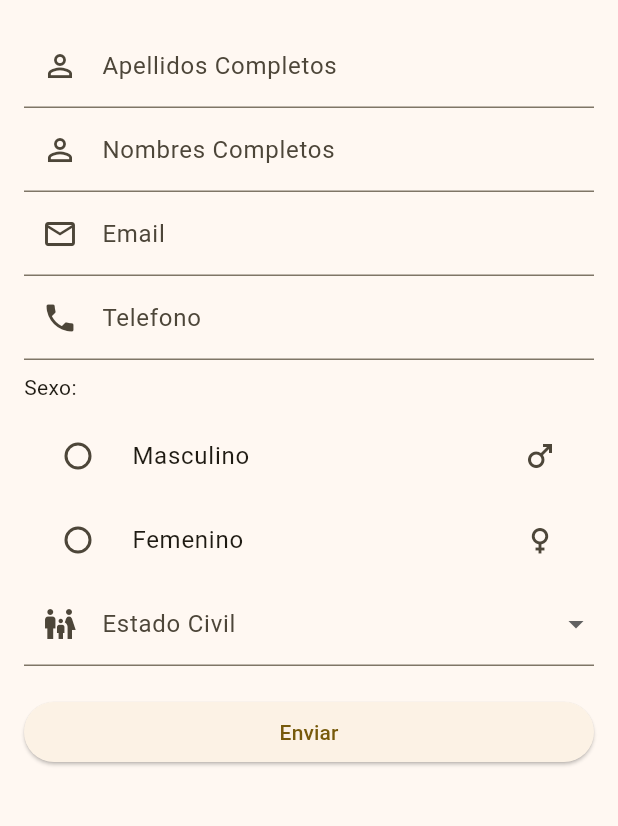
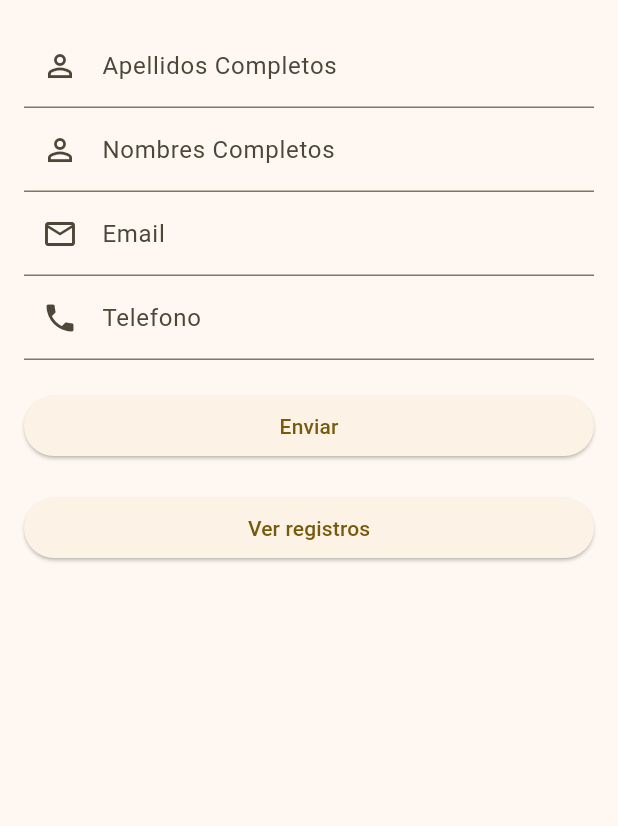
Before and after one commit to AMasiasLeen/Aplicacion_Flutter, a Flutter app: the MyHomePage screen opened directly, on a phone screen of 412 x 824 dp, the part 84-910 px from its top. Run offline on Flutter 3.47's test engine with Material 3 defaults, Android fonts, the light colour scheme and no system bars; our stand-ins replace google_maps_flutter, sqflite; accounts and stored records are empty; network calls fail.

Commit message:
Update.
- Se realizan corrijen errores en el archivo de base de datos
- Se añade una vista para los registros de clientes

```diff
--- a/lib/cliente_form.dart
+++ b/lib/cliente_form.dart
@@ -1,51 +1,58 @@
 import 'package:flutter/material.dart';
 import 'database_cuarto.dart';
 import 'menu_form.dart';
+import 'cliente_list.dart';
 
 class MyHomePage extends StatefulWidget {
   _MyHomePageState createState() => _MyHomePageState();
 }
 
 class _MyHomePageState extends State<MyHomePage> {
-  final _formkey =GlobalKey<FormState>();
+  final _formkey = GlobalKey<FormState>();
   final _apellidoController = TextEditingController();
   final _nombreController = TextEditingController();
   final _correoController = TextEditingController();
   final _telefonoController = TextEditingController();
 
-  String? _sexo;
-  String? _estadocivil;
-
   late DatabaseCuarto _databaseCuarto;
 
   @override
-  void initState(){
+  void initState() {
     super.initState();
     _databaseCuarto = DatabaseCuarto();
   }
 
-  void _addClient() async{
-    if(_formkey.currentState!.validate()){
+  void _addClient() async {
+    if (_formkey.currentState!.validate()) {
       Map<String, dynamic> client = {
         'apellido': _apellidoController.text,
         'nombre': _nombreController.text,
         'correo': _correoController.text,
         'telefono': _telefonoController.text
-
       };
       await _databaseCuarto.insertClient(client);
-      Navigator.pop(context, true);
+      // Limpiar los campos después de registrar un cliente
+      _apellidoController.clear();
+      _nombreController.clear();
+      _correoController.clear();
+      _telefonoController.clear();
+      ScaffoldMessenger.of(context).showSnackBar(SnackBar(content: Text('Cliente registrado exitosamente')));
+    }
+  }
 
-    }
-
+  void _viewClients() {
+    Navigator.push(
+      context,
+      MaterialPageRoute(builder: (context) => ClientesListPage()),
+    );
   }
 
   @override
-  Widget build(BuildContext context){
+  Widget build(BuildContext context) {
     return Scaffold(
       appBar: AppBar(
         centerTitle: true,
-        title: Text("Clientes", style: TextStyle(color: Colors.amberAccent),),
+        title: Text("Clientes", style: TextStyle(color: Colors.amberAccent)),
         backgroundColor: Color.fromARGB(255, 128, 125, 125),
       ),
       drawer: MenuDrawer(),
@@ -59,7 +66,7 @@ class _MyHomePageState extends State<MyHomePage> {
                 controller: _apellidoController,
                 decoration: InputDecoration(
                   labelText: 'Apellidos Completos',
-                  prefixIcon: Icon(Icons.person_outline)
+                  prefixIcon: Icon(Icons.person_outline),
                 ),
                 validator: (value) {
                   if (value == null || value.isEmpty) {
@@ -72,7 +79,7 @@ class _MyHomePageState extends State<MyHomePage> {
                 controller: _nombreController,
                 decoration: InputDecoration(
                   labelText: 'Nombres Completos',
-                  prefixIcon: Icon(Icons.person_outline)
+                  prefixIcon: Icon(Icons.person_outline),
                 ),
                 validator: (value) {
                   if (value == null || value.isEmpty) {
@@ -85,7 +92,7 @@ class _MyHomePageState extends State<MyHomePage> {
                 controller: _correoController,
                 decoration: InputDecoration(
                   labelText: 'Email',
-                  prefixIcon: Icon(Icons.email_outlined)
+                  prefixIcon: Icon(Icons.email_outlined),
                 ),
                 validator: (value) {
                   if (value == null || value.isEmpty) {
@@ -98,7 +105,7 @@ class _MyHomePageState extends State<MyHomePage> {
                 controller: _telefonoController,
                 decoration: InputDecoration(
                   labelText: 'Telefono',
-                  prefixIcon: Icon(Icons.phone)
+                  prefixIcon: Icon(Icons.phone),
                 ),
                 validator: (value) {
                   if (value == null || value.isEmpty) {
@@ -107,72 +114,20 @@ class _MyHomePageState extends State<MyHomePage> {
                   return null;
                 },
               ),
-              Padding(
-                padding: const EdgeInsets.symmetric(vertical: 8.0),
-                child: Text('Sexo: '),
+              SizedBox(height: 20),
+              ElevatedButton(
+                onPressed: _addClient,
+                child: Text('Enviar'),
               ),
-              RadioListTile<String>(
-                title: const Text('Masculino'),
-                value: 'Masculino',
-                groupValue: _sexo,
-                onChanged: (String? value){
-                  setState(() {
-                    _sexo = value;
-                  });
-                },
-                secondary: Icon(Icons.male_outlined),
+              SizedBox(height: 20),
+              ElevatedButton(
+                onPressed: _viewClients,
+                child: Text('Ver registros'),
               ),
-              RadioListTile<String>(
-                title: const Text('Femenino'),
-                value: 'Femenino',
-                groupValue: _sexo,
-                onChanged: (String? value){
-                  setState(() {
-                    _sexo = value;
-                  });
-                },
-                secondary: Icon(Icons.female_outlined),
-              ),
-              DropdownButtonFormField<String>(
-                decoration: InputDecoration(
-                  labelText: 'Estado Civil',
-                  prefixIcon: Icon(Icons.family_restroom_outlined)
-                ),
-                value: _estadocivil,
-                onChanged: (String? newValue){
-                  setState(() {
-                    _estadocivil = newValue;
-                  });
-                },
-                items: <String>[
-                  'Casado',
-                  'Soltero',
-                  'Viudo',
-                  'Divorciado'
-                ].map<DropdownMenuItem<String>>
-                    ((String value){
-                    return DropdownMenuItem<String>(
-                      value: value,
-                      child: Text(value),
-                      );
-                  } ).toList(),
-                  validator: (value) {
-                  if (value == null || value.isEmpty) {
-                    return 'Campo Obligatorio*';
-                  }
-                  return null;
-                },
-                ),
-                SizedBox(height: 20),
-                ElevatedButton(
-                  onPressed: _addClient,
-                  child: Text('Enviar'),
-                )
             ],
-
           ),
-          ),
-      )
+        ),
+      ),
     );
   }
 }
```
Also changed, not shown: lib/cliente_list.dart (added, +45 -0 lines), lib/database_cuarto.dart (+7 -1 lines).
